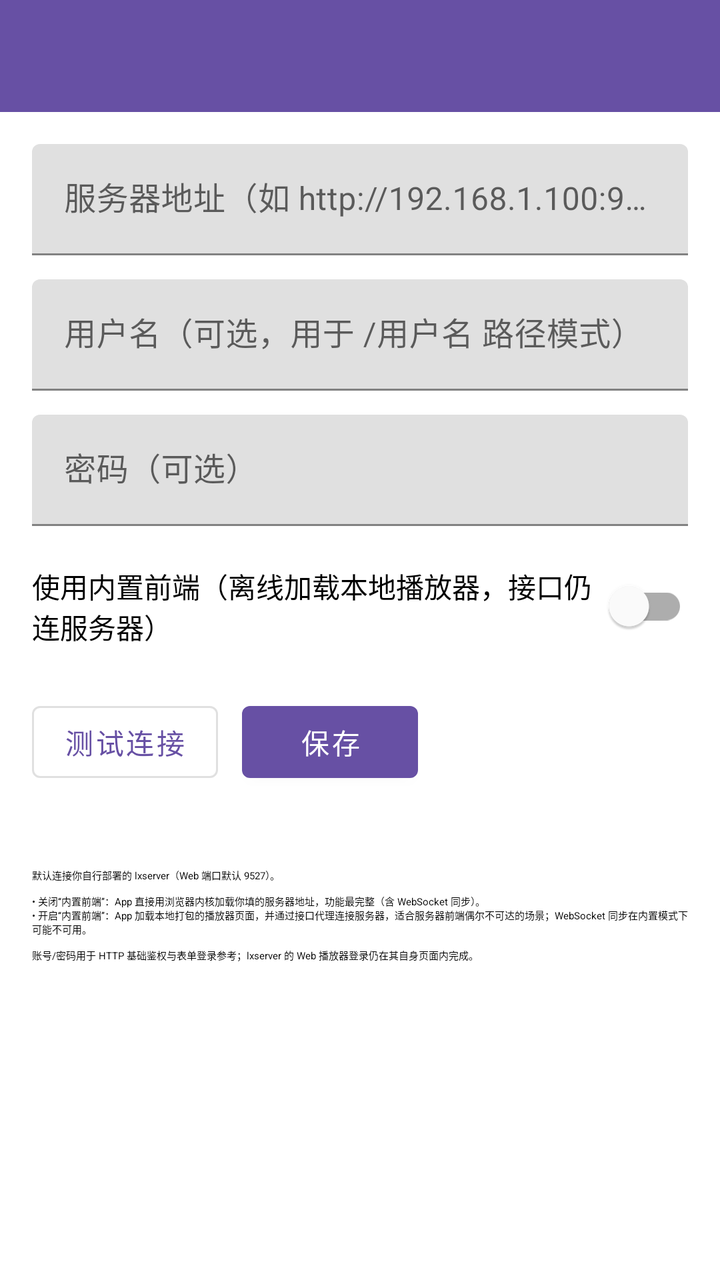
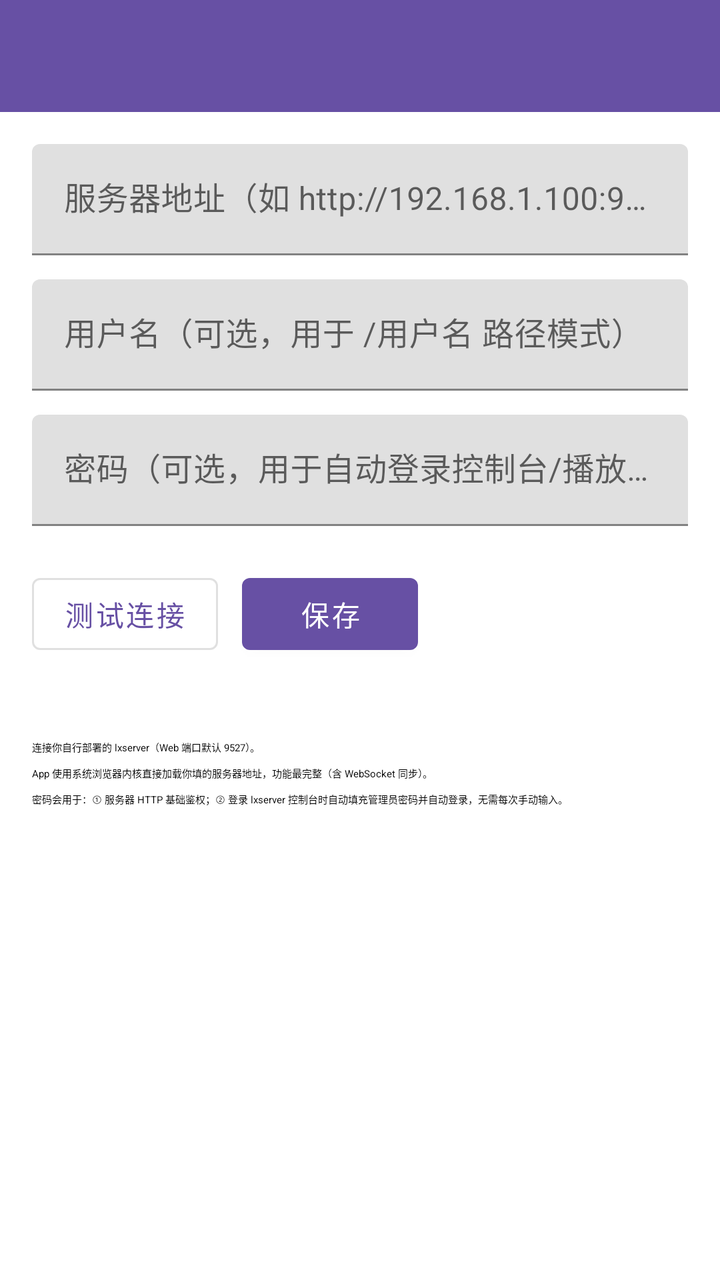

An Android layout rendered at two revisions. The XML below is the earlier revision; the diff shows what the commit changed to produce the second picture.
<!-- AndroidManifest.xml: application theme Theme.LXServerMobile -->
<!-- res/layout/activity_settings.xml -->
<?xml version="1.0" encoding="utf-8"?>
<LinearLayout xmlns:android="http://schemas.android.com/apk/res/android"
    xmlns:app="http://schemas.android.com/apk/res-auto"
    android:orientation="vertical"
    android:layout_width="match_parent"
    android:layout_height="match_parent">

    <com.google.android.material.appbar.MaterialToolbar
        android:id="@+id/toolbar"
        android:layout_width="match_parent"
        android:layout_height="?attr/actionBarSize"
        android:background="?attr/colorPrimary" />

    <ScrollView
        android:layout_width="match_parent"
        android:layout_height="match_parent"
        android:padding="16dp">

        <LinearLayout
            android:orientation="vertical"
            android:layout_width="match_parent"
            android:layout_height="wrap_content">

            <com.google.android.material.textfield.TextInputLayout
                android:layout_width="match_parent"
                android:layout_height="wrap_content"
                android:hint="@string/hint_server_url">

                <com.google.android.material.textfield.TextInputEditText
                    android:id="@+id/et_server_url"
                    android:layout_width="match_parent"
                    android:layout_height="wrap_content"
                    android:inputType="textUri"
                    android:autofillHints="url" />
            </com.google.android.material.textfield.TextInputLayout>

            <com.google.android.material.textfield.TextInputLayout
                android:layout_width="match_parent"
                android:layout_height="wrap_content"
                android:hint="@string/hint_username"
                android:layout_marginTop="12dp">

                <com.google.android.material.textfield.TextInputEditText
                    android:id="@+id/et_username"
                    android:layout_width="match_parent"
                    android:layout_height="wrap_content"
                    android:autofillHints="username" />
            </com.google.android.material.textfield.TextInputLayout>

            <com.google.android.material.textfield.TextInputLayout
                android:layout_width="match_parent"
                android:layout_height="wrap_content"
                android:hint="@string/hint_password"
                android:layout_marginTop="12dp">

                <com.google.android.material.textfield.TextInputEditText
                    android:id="@+id/et_password"
                    android:layout_width="match_parent"
                    android:layout_height="wrap_content"
                    android:inputType="textPassword"
                    android:autofillHints="password" />
            </com.google.android.material.textfield.TextInputLayout>

            
            <com.google.android.material.switchmaterial.SwitchMaterial
                android:id="@+id/switch_builtin"
                android:layout_width="match_parent"
                android:layout_height="wrap_content"
                android:text="@string/use_builtin"
                app:showText="false"
                android:layout_marginTop="16dp" />

            <LinearLayout
                android:orientation="horizontal"
                android:layout_width="match_parent"
                android:layout_height="wrap_content"
                android:layout_marginTop="20dp">

                <Button
                    android:id="@+id/btn_test"
                    style="?attr/materialButtonOutlinedStyle"
                    android:layout_width="wrap_content"
                    android:layout_height="wrap_content"
                    android:text="@string/action_test" />

                <Button
                    android:id="@+id/btn_save"
                    android:layout_width="wrap_content"
                    android:layout_height="wrap_content"
                    android:text="@string/action_save"
                    android:layout_marginStart="12dp" />
            </LinearLayout>

            <TextView
                android:id="@+id/tv_status"
                android:layout_width="match_parent"
                android:layout_height="wrap_content"
                android:layout_marginTop="12dp"
                android:textAppearance="?attr/textAppearanceBodyMedium" />

            <TextView
                android:layout_width="match_parent"
                android:layout_height="wrap_content"
                android:layout_marginTop="20dp"
                android:text="@string/settings_help"
                android:textAppearance="?attr/textAppearanceBodySmall" />

        </LinearLayout>

    </ScrollView>

</LinearLayout>
<!-- resources referenced by this layout -->
<resources>
  <string name="action_save">保存</string>
  <string name="action_test">测试连接</string>
  <string name="hint_password">密码（可选）</string>
  <string name="hint_server_url">服务器地址（如 http://192.168.1.100:9527）</string>
  <string name="hint_username">用户名（可选，用于 /用户名 路径模式）</string>
  <string name="settings_help">默认连接你自行部署的 lxserver（Web 端口默认 9527）。\n\n• 关闭“内置前端”：App 直接用浏览器内核加载你填的服务器地址，功能最完整（含 WebSocket 同步）。\n• 开启“内置前端”：App 加载本地打包的播放器页面，并通过接口代理连接服务器，适合服务器前端偶尔不可达的场景；WebSocket 同步在内置模式下可能不可用。\n\n账号/密码用于 HTTP 基础鉴权与表单登录参考；lxserver 的 Web 播放器登录仍在其自身页面内完成。</string>
  <string name="use_builtin">使用内置前端（离线加载本地播放器，接口仍连服务器）</string>
  <style name="Theme.LXServerMobile" parent="Theme.MaterialComponents.DayNight.NoActionBar">
          <item name="colorPrimary">@color/purple_500</item>
          <item name="colorPrimaryDark">@color/purple_700</item>
          <item name="colorAccent">@color/purple_500</item>
          <item name="android:statusBarColor">@color/purple_700</item>
      </style>
  <color name="purple_500">#6750A4</color>
  <color name="purple_700">#4F378B</color>
</resources>

<!-- the commit's change to res/layout/activity_settings.xml (unified diff, before → after) -->
@@ -61,15 +61,6 @@
                     android:autofillHints="password" />
             </com.google.android.material.textfield.TextInputLayout>
 
-            
-            <com.google.android.material.switchmaterial.SwitchMaterial
-                android:id="@+id/switch_builtin"
-                android:layout_width="match_parent"
-                android:layout_height="wrap_content"
-                android:text="@string/use_builtin"
-                app:showText="false"
-                android:layout_marginTop="16dp" />
-
             <LinearLayout
                 android:orientation="horizontal"
                 android:layout_width="match_parent"
<!-- resource entries referenced after the edit -->
@@ -2,11 +2,10 @@
 <resources>
   <string name="action_save">保存</string>
   <string name="action_test">测试连接</string>
-  <string name="hint_password">密码（可选）</string>
+  <string name="hint_password">密码（可选，用于自动登录控制台/播放器）</string>
   <string name="hint_server_url">服务器地址（如 http://192.168.1.100:9527）</string>
   <string name="hint_username">用户名（可选，用于 /用户名 路径模式）</string>
-  <string name="settings_help">默认连接你自行部署的 lxserver（Web 端口默认 9527）。\n\n• 关闭“内置前端”：App 直接用浏览器内核加载你填的服务器地址，功能最完整（含 WebSocket 同步）。\n• 开启“内置前端”：App 加载本地打包的播放器页面，并通过接口代理连接服务器，适合服务器前端偶尔不可达的场景；WebSocket 同步在内置模式下可能不可用。\n\n账号/密码用于 HTTP 基础鉴权与表单登录参考；lxserver 的 Web 播放器登录仍在其自身页面内完成。</string>
-  <string name="use_builtin">使用内置前端（离线加载本地播放器，接口仍连服务器）</string>
+  <string name="settings_help">连接你自行部署的 lxserver（Web 端口默认 9527）。\n\nApp 使用系统浏览器内核直接加载你填的服务器地址，功能最完整（含 WebSocket 同步）。\n\n密码会用于：① 服务器 HTTP 基础鉴权；② 登录 lxserver 控制台时自动填充管理员密码并自动登录，无需每次手动输入。</string>
   <style name="Theme.LXServerMobile" parent="Theme.MaterialComponents.DayNight.NoActionBar">
           <item name="colorPrimary">@color/purple_500</item>
           <item name="colorPrimaryDark">@color/purple_700</item>
